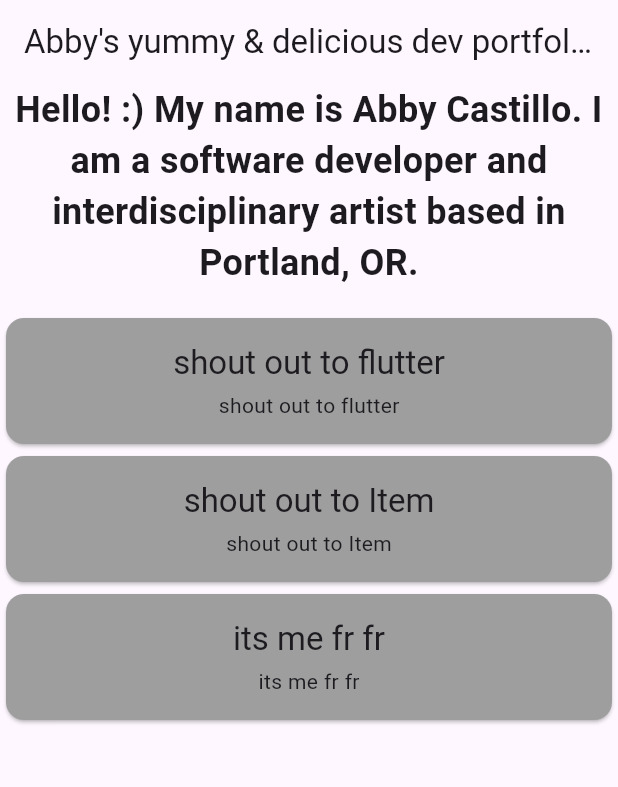
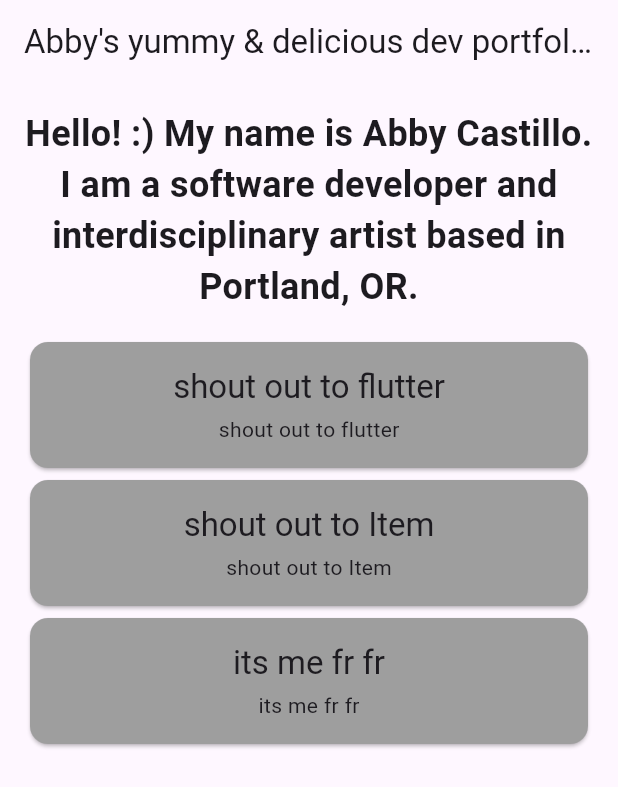
Before and after one commit to abbymachines/flutter-dev-portfolio, a Flutter app: the screen it shows after launch, on a phone screen of 412 x 824 dp. Shown: the top 787 px of the screen. Run offline on Flutter 3.47's test engine with Material 2 defaults, Android fonts, the phone set to English and light mode, and no system bars.

Commit message:
make cards a bit slimmer

```diff
--- a/lib/main.dart
+++ b/lib/main.dart
@@ -18,7 +18,7 @@ class MyApp extends StatelessWidget {
             AppBar(title: const Text("Abby's yummy & delicious dev portfolio")),
         body: Container(
           width: double.infinity,
-          padding: const EdgeInsets.all(0),
+          padding: const EdgeInsets.all(16),
           child: const Column(
             mainAxisAlignment: MainAxisAlignment.center,
             crossAxisAlignment: CrossAxisAlignment.center,
```
